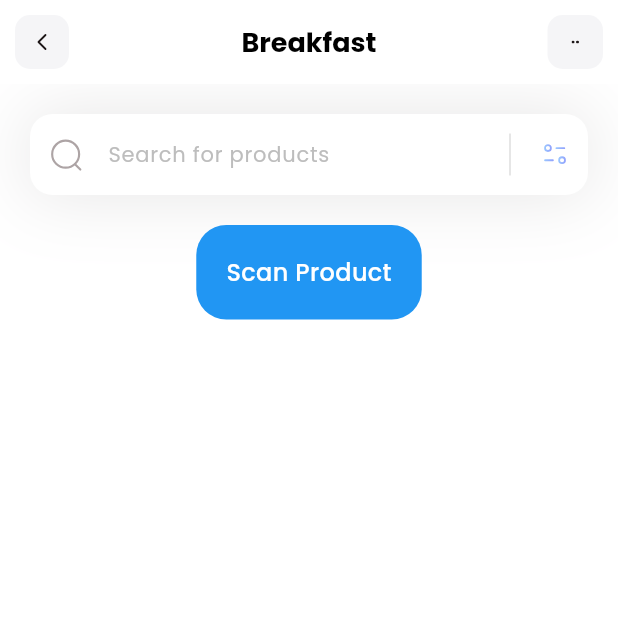
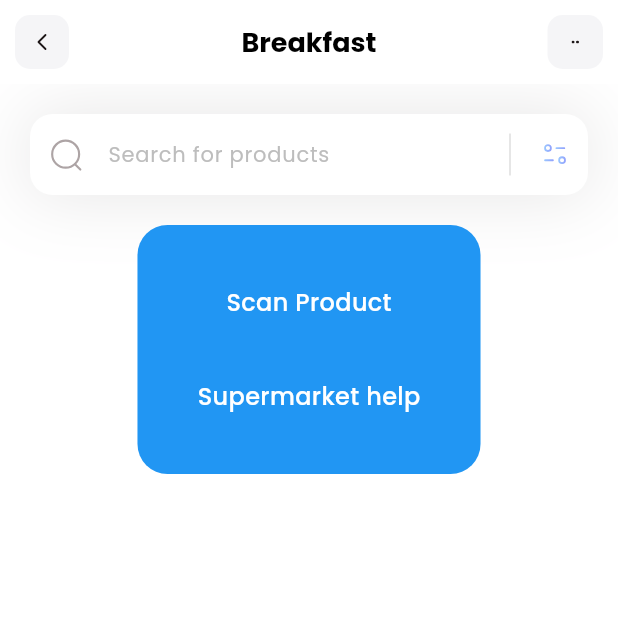
Before and after one commit to Zhantie/storeHelper, a Flutter app: the screen it shows after launch, on a phone screen of 412 x 824 dp, the top half of it. Run offline on Flutter 3.47's test engine with Material 3 defaults, Android fonts, the phone set to English and light mode, and no system bars; our stand-ins replace camera, flutter_spinkit, flutter_svg, get, permission_handler; missing offline and left inert: flutter_tflite.

Commit message:
busy with implementing chatbot

```diff
--- /dev/null
+++ b/fitness/lib/constants/constants.dart
@@ -0,0 +1,4 @@
+import 'package:flutter/material.dart';
+
+Color scaffoldBackgroundColor = Color.fromARGB(255, 146, 175, 228);
+Color cardColor = Color.fromARGB(255, 241, 245, 255);
--- a/fitness/lib/main.dart
+++ b/fitness/lib/main.dart
@@ -1,4 +1,4 @@
-import 'package:fitness/pages/home.dart';
+import 'package:fitness/screens/home_screen.dart';
 import 'package:flutter/material.dart';
 
 void main() {
--- a/fitness/lib/pages/home.dart
+++ b/fitness/lib/screens/home_screen.dart
@@ -1,3 +1,4 @@
+import 'package:fitness/screens/chat_screen.dart';
 import 'package:fitness/views/camera_view.dart';
 import 'package:flutter/material.dart';
 import 'package:flutter_svg/flutter_svg.dart';
@@ -27,13 +28,18 @@ class HomePage extends StatelessWidget {
                   20.0,
                 ),
               ),
-              child: GestureDetector(
+              child: Column(
+                children: [
+                  GestureDetector(
+                    child: Container(
+                      margin: const EdgeInsets.all(20),
                       child: const Text(
                         'Scan Product',
                         style: TextStyle(
                           color: Colors.white,
                           fontSize: 16,
                           fontWeight: FontWeight.w500,
+                        ),
                       ),
                     ),
                     onTap: () {
@@ -44,6 +50,29 @@ class HomePage extends StatelessWidget {
                         ),
                       );
                     },
+                  ),
+                  GestureDetector(
+                    child: Container(
+                      margin: const EdgeInsets.all(20),
+                      child: const Text(
+                        'Supermarket help',
+                        style: TextStyle(
+                          color: Colors.white,
+                          fontSize: 16,
+                          fontWeight: FontWeight.w500,
+                        ),
+                      ),
+                    ),
+                    onTap: () {
+                      Navigator.push(
+                        context,
+                        MaterialPageRoute(
+                          builder: (context) => const ChatScreen(),
+                        ),
+                      );
+                    },
+                  ),
+                ],
               ),
             ),
           ),
--- /dev/null
+++ b/fitness/lib/services/assets_manager.dart
@@ -0,0 +1,6 @@
+class AssetsManager {
+  static String imagesPath = 'assets/images';
+  static String usersPath = '$imagesPath/person.png';
+  static String botImage = '$imagesPath/chat_logo.png';
+  static String appLogo = '$imagesPath/supermarket_logo.png';
+}
--- a/fitness/pubspec.yaml
+++ b/fitness/pubspec.yaml
@@ -17,6 +17,10 @@ dependencies:
   permission_handler: ^11.3.0
   image: ^3.3.0
   flutter_tflite: ^1.0.1
+  http: ^1.2.1
+  provider: ^6.1.2
+  animated_text_kit: ^4.2.2
+  flutter_spinkit: ^5.2.1
 
 dev_dependencies:
   flutter_test:
@@ -29,6 +33,7 @@ flutter:
   assets:
     - assets/
     - assets/icons/
+    - assets/images/
 
 
   fonts:
```
Also changed, not shown: fitness/lib/screens/chat_screen.dart (added, +99 -0 lines), fitness/assets/images/chat_logo.png (added), fitness/assets/images/person.png (added), fitness/assets/images/supermarket_logo.png (added), fitness/pubspec.lock, 1 other file. Lines whose indentation alone changed are shown as unchanged.
